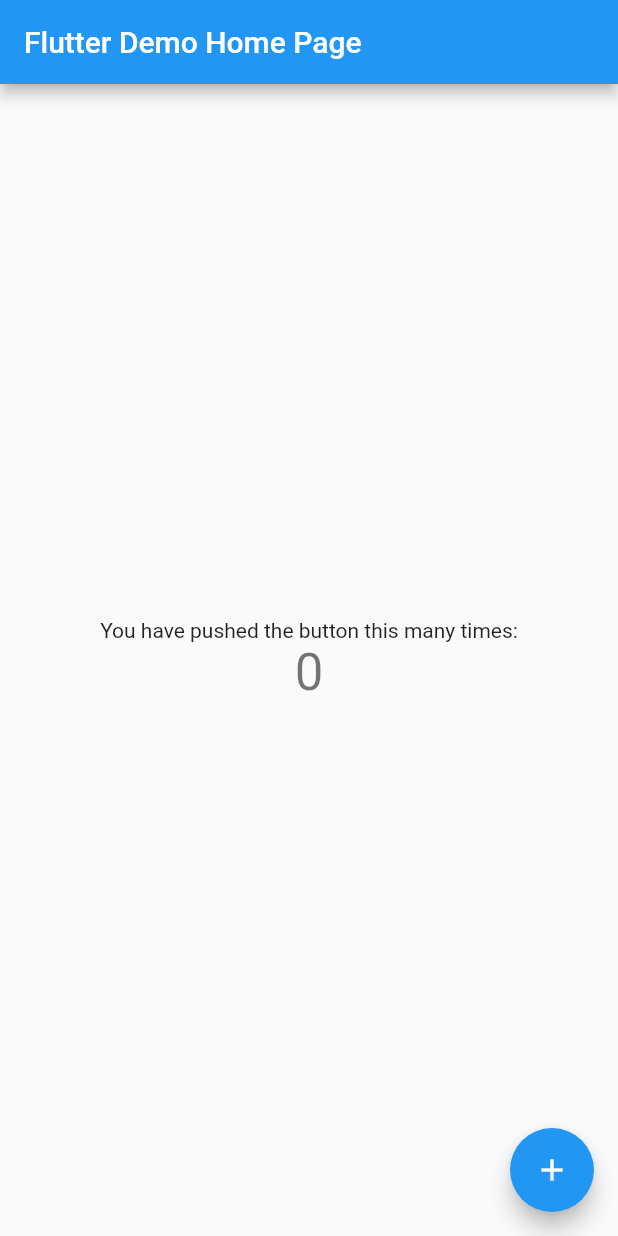
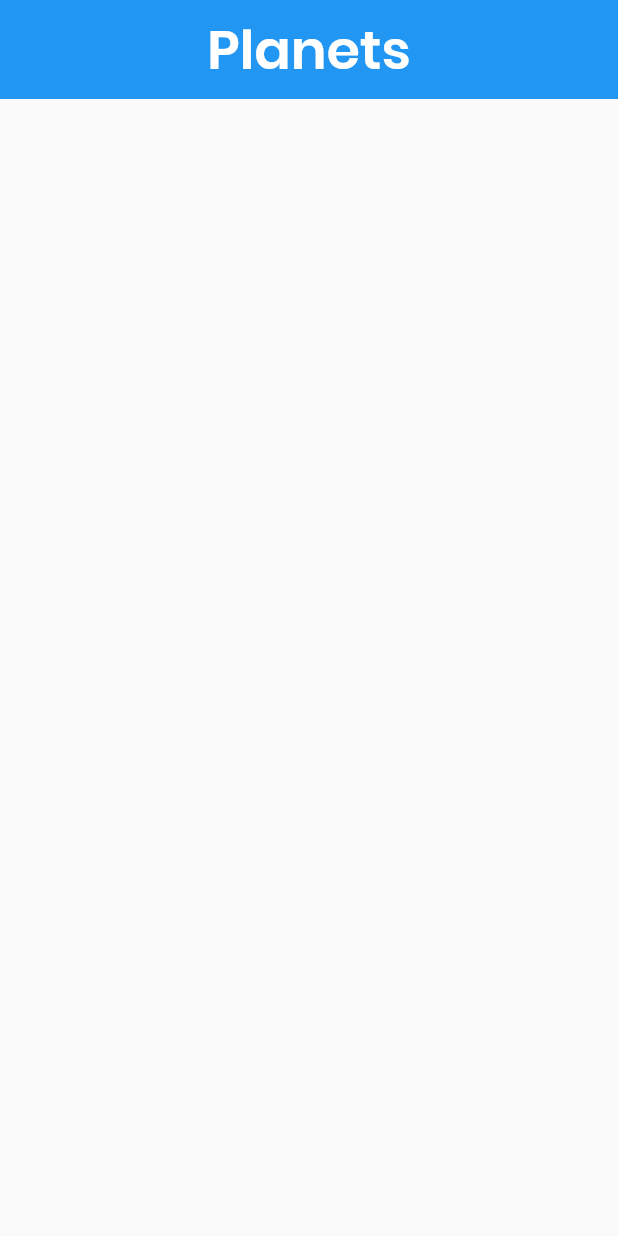
Before and after one commit to alexorear/flutter_planets, a Flutter app: the screen it shows after launch, on a phone screen of 412 x 824 dp. Run offline on Flutter 3.47's test engine with Material 2 defaults, Android fonts, the phone set to English and light mode, and no system bars.

Commit message:
Imported Poppins font. Created GradientAppBar class. Add font styling to GradientAppBar.

```diff
--- a/lib/main.dart
+++ b/lib/main.dart
@@ -7,103 +7,48 @@ class MyApp extends StatelessWidget {
   @override
   Widget build(BuildContext context) {
     return new MaterialApp(
-      title: 'Flutter Demo',
-      theme: new ThemeData(
-        // This is the theme of your application.
-        //
-        // Try running your application with "flutter run". You'll see the
-        // application has a blue toolbar. Then, without quitting the app, try
-        // changing the primarySwatch below to Colors.green and then invoke
-        // "hot reload" (press "r" in the console where you ran "flutter run",
-        // or press Run > Flutter Hot Reload in IntelliJ). Notice that the
-        // counter didn't reset back to zero; the application is not restarted.
-        primarySwatch: Colors.blue,
-      ),
-      home: new MyHomePage(title: 'Flutter Demo Home Page'),
+      title: 'Planets',
+      home: new HomePage(),
     );
   }
 }
 
-class MyHomePage extends StatefulWidget {
-  MyHomePage({Key key, this.title}) : super(key: key);
-
-  // This widget is the home page of your application. It is stateful, meaning
-  // that it has a State object (defined below) that contains fields that affect
-  // how it looks.
-
-  // This class is the configuration for the state. It holds the values (in this
-  // case the title) provided by the parent (in this case the App widget) and
-  // used by the build method of the State. Fields in a Widget subclass are
-  // always marked "final".
-
-  final String title;
-
-  @override
-  _MyHomePageState createState() => new _MyHomePageState();
-}
-
-class _MyHomePageState extends State<MyHomePage> {
-  int _counter = 0;
-
-  void _incrementCounter() {
-    setState(() {
-      // This call to setState tells the Flutter framework that something has
-      // changed in this State, which causes it to rerun the build method below
-      // so that the display can reflect the updated values. If we changed
-      // _counter without calling setState(), then the build method would not be
-      // called again, and so nothing would appear to happen.
-      _counter++;
-    });
-  }
+class HomePage extends StatelessWidget {
 
   @override
   Widget build(BuildContext context) {
-    // This method is rerun every time setState is called, for instance as done
-    // by the _incrementCounter method above.
-    //
-    // The Flutter framework has been optimized to make rerunning build methods
-    // fast, so that you can just rebuild anything that needs updating rather
-    // than having to individually change instances of widgets.
     return new Scaffold(
-      appBar: new AppBar(
-        // Here we take the value from the MyHomePage object that was created by
-        // the App.build method, and use it to set our appbar title.
-        title: new Text(widget.title),
+      body: new Column(
+        children: <Widget> [
+          new GradientAppBar('Planets'),
+        ],
       ),
-      body: new Center(
-        // Center is a layout widget. It takes a single child and positions it
-        // in the middle of the parent.
-        child: new Column(
-          // Column is also layout widget. It takes a list of children and
-          // arranges them vertically. By default, it sizes itself to fit its
-          // children horizontally, and tries to be as tall as its parent.
-          //
-          // Invoke "debug paint" (press "p" in the console where you ran
-          // "flutter run", or select "Toggle Debug Paint" from the Flutter tool
-          // window in IntelliJ) to see the wireframe for each widget.
-          //
-          // Column has various properties to control how it sizes itself and
-          // how it positions its children. Here we use mainAxisAlignment to
-          // center the children vertically; the main axis here is the vertical
-          // axis because Columns are vertical (the cross axis would be
-          // horizontal).
-          mainAxisAlignment: MainAxisAlignment.center,
-          children: <Widget>[
-            new Text(
-              'You have pushed the button this many times:',
-            ),
-            new Text(
-              '$_counter',
-              style: Theme.of(context).textTheme.display1,
-            ),
-          ],
-        ),
-      ),
-      floatingActionButton: new FloatingActionButton(
-        onPressed: _incrementCounter,
-        tooltip: 'Increment',
-        child: new Icon(Icons.add),
-      ), // This trailing comma makes auto-formatting nicer for build methods.
     );
   }
 }
+
+class GradientAppBar extends StatelessWidget {
+  final String title;
+  final double barHeight = 66.0;
+
+  GradientAppBar(this.title);
+
+  @override
+  Widget build(BuildContext content) {
+    return new Container(
+      height: barHeight,
+      decoration: new BoxDecoration(color: Colors.blue),
+      child: new Center(
+        child: new Text(
+          title,
+          style: const TextStyle(
+            color: Colors.white,
+            fontFamily: 'Poppins',
+            fontWeight: FontWeight.w600,
+            fontSize: 36.0
+          ),
+        ),
+      ),
+    );
+  }
+}
```
Also changed, not shown: pubspec.yaml (+5 -6 lines), fonts/Poppins-SemiBold.ttf (added).
